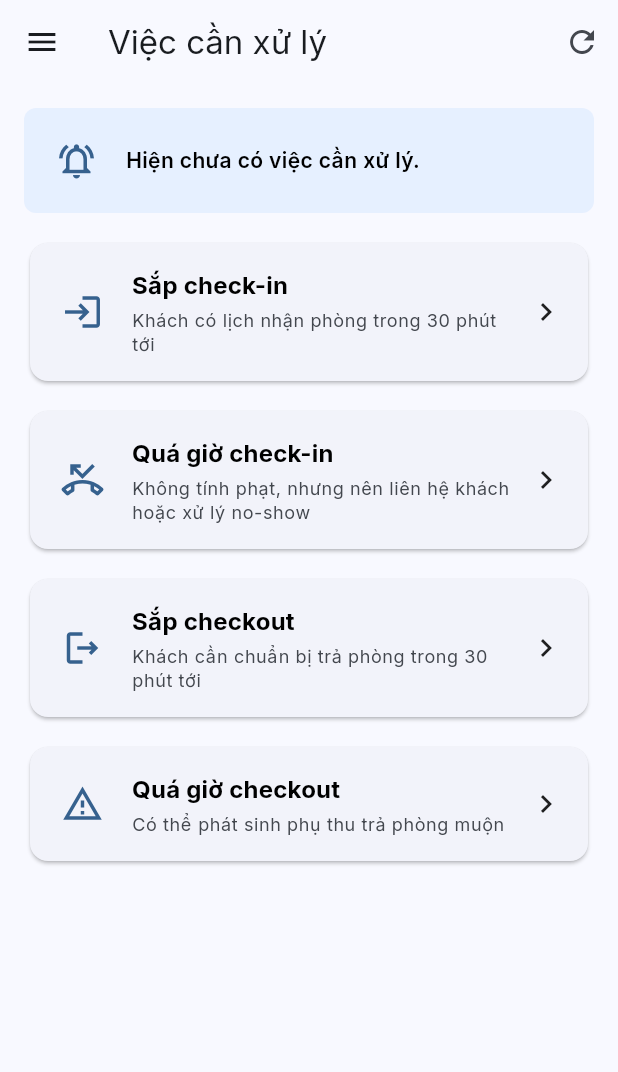
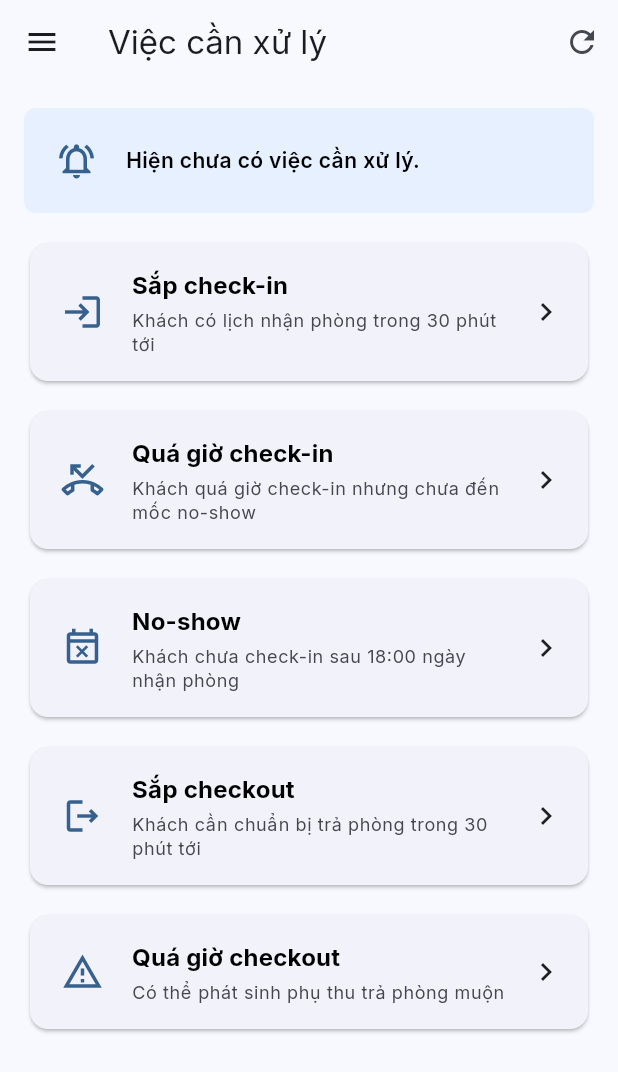
Before and after one commit to predtn/hms-app-prm392, a Flutter app: the ReceptionTasksView screen opened directly, on a phone screen of 412 x 824 dp. Shown: the top 1072 px of the screen. Run offline on Flutter 3.47's test engine with Material 3 defaults, Android fonts, the phone set to English and light mode, and no system bars; our stand-ins replace google_fonts, image_picker, supabase_flutter; accounts and stored records are empty.

Commit message:
Update no-show feature

```diff
--- a/lib/models/enums/reception_task_type.dart
+++ b/lib/models/enums/reception_task_type.dart
@@ -1,6 +1,7 @@
 enum ReceptionTaskType {
   upcomingCheckin,
   overdueCheckin,
+  noShow,
   upcomingCheckout,
   overdueCheckout,
 }
--- a/lib/views/receptionist/reception_tasks_view.dart
+++ b/lib/views/receptionist/reception_tasks_view.dart
@@ -73,6 +73,7 @@ class _ReceptionTasksViewState extends State<ReceptionTasksView> {
   List<_TaskGroup> _buildTaskGroups(ReceptionTaskData data) {
     final upcomingCheckins = _upcomingCheckins(data.checkins);
     final overdueCheckins = _overdueCheckins(data.checkins);
+    final noShows = _noShows(data.checkins);
     final upcomingCheckouts = _upcomingCheckouts(data.checkouts);
     final overdueCheckouts = _overdueCheckouts(data.checkouts);
 
@@ -87,10 +88,18 @@ class _ReceptionTasksViewState extends State<ReceptionTasksView> {
       _TaskGroup(
         type: ReceptionTaskType.overdueCheckin,
         title: 'Quá giờ check-in',
-        subtitle: 'Không tính phạt, nhưng nên liên hệ khách hoặc xử lý no-show',
+        subtitle: 'Khách quá giờ check-in nhưng chưa đến mốc no-show',
         icon: Icons.phone_missed_outlined,
         bookings: overdueCheckins,
         urgent: overdueCheckins.isNotEmpty,
+      ),
+      _TaskGroup(
+        type: ReceptionTaskType.noShow,
+        title: 'No-show',
+        subtitle: 'Khách chưa check-in sau 18:00 ngày nhận phòng',
+        icon: Icons.event_busy_outlined,
+        bookings: noShows,
+        urgent: noShows.isNotEmpty,
       ),
       _TaskGroup(
         type: ReceptionTaskType.upcomingCheckout,
@@ -112,9 +121,10 @@ class _ReceptionTasksViewState extends State<ReceptionTasksView> {
 
   List<BookingScheduleItem> _overdueCheckins(List<BookingScheduleItem> items) {
     final now = DateTime.now();
-    return items
-        .where((item) => item.checkInDateTime.toLocal().isBefore(now))
-        .toList();
+    return items.where((item) {
+      final checkin = item.checkInDateTime.toLocal();
+      return checkin.isBefore(now) && !_isNoShow(item, now);
+    }).toList();
   }
 
   List<BookingScheduleItem> _upcomingCheckins(List<BookingScheduleItem> items) {
@@ -124,6 +134,23 @@ class _ReceptionTasksViewState extends State<ReceptionTasksView> {
       final checkin = item.checkInDateTime.toLocal();
       return !checkin.isBefore(now) && !checkin.isAfter(limit);
     }).toList();
+  }
+
+  List<BookingScheduleItem> _noShows(List<BookingScheduleItem> items) {
+    final now = DateTime.now();
+    return items.where((item) => _isNoShow(item, now)).toList();
+  }
+
+  bool _isNoShow(BookingScheduleItem item, DateTime now) {
+    final checkin = item.checkInDateTime.toLocal();
+    final noShowCutoff = DateTime(
+      checkin.year,
+      checkin.month,
+      checkin.day,
+      18,
+    );
+
+    return now.isAfter(noShowCutoff) || now.isAtSameMomentAs(noShowCutoff);
   }
 
   List<BookingScheduleItem> _overdueCheckouts(List<BookingScheduleItem> items) {
--- a/lib/views/receptionist/stay_management.dart
+++ b/lib/views/receptionist/stay_management.dart
@@ -164,7 +164,7 @@ class _StayManagementState extends State<StayManagement> {
                                 ),
                                 const SizedBox(width: 4),
                                 Text(
-                                  details.customerPhone!,
+                                  details.customerPhone,
                                   style: textTheme.bodySmall?.copyWith(
                                     color: colorScheme.onSurfaceVariant,
                                   ),
```
Also changed, not shown: lib/repositories/booking_repository.dart (+7 -0 lines), lib/views/receptionist/reception_task_list_view.dart (+89 -9 lines), lib/views/receptionist/room_details_view.dart (+6 -3 lines).
